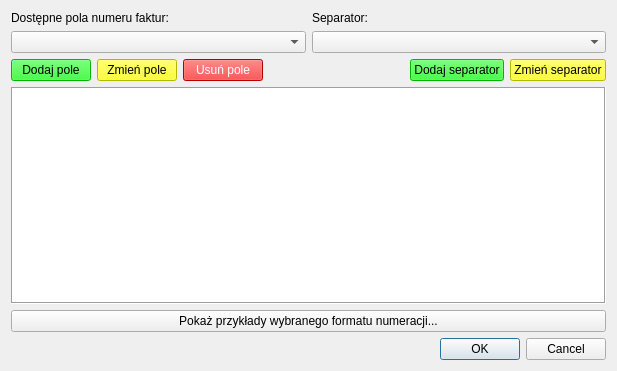
Old version of the form qfaktury/ui/InvoiceNumberFormatEditDialog.ui in the repository tkQCompany/qcompany.
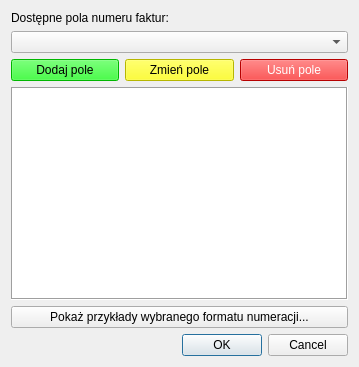
New version of the form.

Commit message: - GenerateInvoiceNumber() function is moved to database layer because it heavily bases on DB fields + related changes in other files - Unified functions in InvoiceNumberFormatData which leads to simpler code + related changes in other files - Showing examples of invoice numbers when viewing/editing formats of the numbers is now implemented (but not fully though)

```diff
--- a/qfaktury/ui/InvoiceNumberFormatEditDialog.ui
+++ b/qfaktury/ui/InvoiceNumberFormatEditDialog.ui
@@ -6,17 +6,13 @@
    <rect>
     <x>0</x>
     <y>0</y>
-    <width>617</width>
-    <height>371</height>
+    <width>359</width>
+    <height>367</height>
    </rect>
   </property>
   <property name="windowTitle">
    <string>Edytuj format numeracji faktur</string>
   </property>
-  <layout class="QVBoxLayout" name="verticalLayout_4">
-   <item>
-    <layout class="QHBoxLayout" name="horizontalLayout">
-     <item>
       <layout class="QVBoxLayout" name="verticalLayout">
        <item>
         <widget class="QLabel" name="labelFields">
@@ -31,27 +27,6 @@
        <item>
         <widget class="QComboBox" name="comboBoxFields"/>
        </item>
-      </layout>
-     </item>
-     <item>
-      <layout class="QVBoxLayout" name="verticalLayout_3">
-       <item>
-        <widget class="QLabel" name="labelSeparator">
-         <property name="text">
-          <string>Separator:</string>
-         </property>
-         <property name="buddy">
-          <cstring>comboBoxSeparator</cstring>
-         </property>
-        </widget>
-       </item>
-       <item>
-        <widget class="QComboBox" name="comboBoxSeparator"/>
-       </item>
-      </layout>
-     </item>
-    </layout>
-   </item>
    <item>
     <layout class="QHBoxLayout" name="horizontalLayout_2">
      <item>
@@ -85,39 +60,6 @@
        </property>
       </widget>
      </item>
-     <item>
-      <spacer name="horizontalSpacer">
-       <property name="orientation">
-        <enum>Qt::Horizontal</enum>
-       </property>
-       <property name="sizeHint" stdset="0">
-        <size>
-         <width>40</width>
-         <height>20</height>
-        </size>
-       </property>
-      </spacer>
-     </item>
-     <item>
-      <widget class="QPushButton" name="pushButtonAddSeparator">
-       <property name="styleSheet">
-        <string notr="true">background-color: rgb(0, 255, 0);</string>
-       </property>
-       <property name="text">
-        <string>Dodaj separator</string>
-       </property>
-      </widget>
-     </item>
-     <item>
-      <widget class="QPushButton" name="pushButtonChangeSeparator">
-       <property name="styleSheet">
-        <string notr="true">background-color: rgb(255, 255, 0);</string>
-       </property>
-       <property name="text">
-        <string>Zmień separator</string>
-       </property>
-      </widget>
-     </item>
     </layout>
    </item>
    <item>
```
Lines whose indentation alone changed are shown as unchanged. The commit also changes 10 other files.
